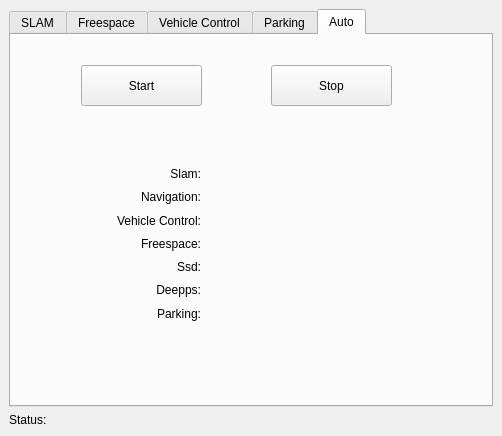
Old version of the form src/rqt_state_machine/state_machine_controller.ui in the repository JingruiYu/rqt_state_machine.
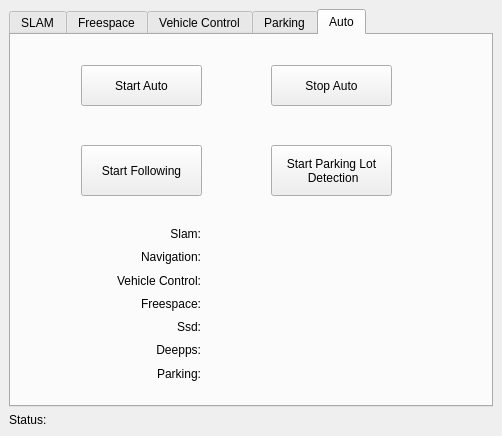
New version of the form.

Commit message: use a single action control service to replace services in other modules

Patch:
```diff
--- a/src/rqt_state_machine/state_machine_controller.ui
+++ b/src/rqt_state_machine/state_machine_controller.ui
@@ -326,7 +326,7 @@
            </rect>
           </property>
           <property name="text">
-           <string>Start</string>
+           <string>Start Auto</string>
           </property>
          </widget>
          <widget class="QPushButton" name="stopAuto">
@@ -339,14 +339,14 @@
            </rect>
           </property>
           <property name="text">
-           <string>Stop</string>
+           <string>Stop Auto</string>
           </property>
          </widget>
-         <widget class="QWidget" name="">
+         <widget class="QWidget" name="layoutWidget">
           <property name="geometry">
            <rect>
             <x>80</x>
-            <y>130</y>
+            <y>190</y>
             <width>110</width>
             <height>157</height>
            </rect>
@@ -424,11 +424,11 @@
            </item>
           </layout>
          </widget>
-         <widget class="QWidget" name="">
+         <widget class="QWidget" name="layoutWidget">
           <property name="geometry">
            <rect>
             <x>210</x>
-            <y>130</y>
+            <y>190</y>
             <width>181</width>
             <height>157</height>
            </rect>
@@ -485,6 +485,33 @@
            </item>
           </layout>
          </widget>
+         <widget class="QPushButton" name="startFollowing">
+          <property name="geometry">
+           <rect>
+            <x>70</x>
+            <y>110</y>
+            <width>121</width>
+            <height>51</height>
+           </rect>
+          </property>
+          <property name="text">
+           <string>Start Following</string>
+          </property>
+         </widget>
+         <widget class="QPushButton" name="startDeepps">
+          <property name="geometry">
+           <rect>
+            <x>260</x>
+            <y>110</y>
+            <width>121</width>
+            <height>51</height>
+           </rect>
+          </property>
+          <property name="text">
+           <string>Start Parking Lot
+ Detection</string>
+          </property>
+         </widget>
         </widget>
        </widget>
       </item>
```
Left out of the diff: 22 changed lines with no effect on the pictures. The commit also changes 2 other files.
